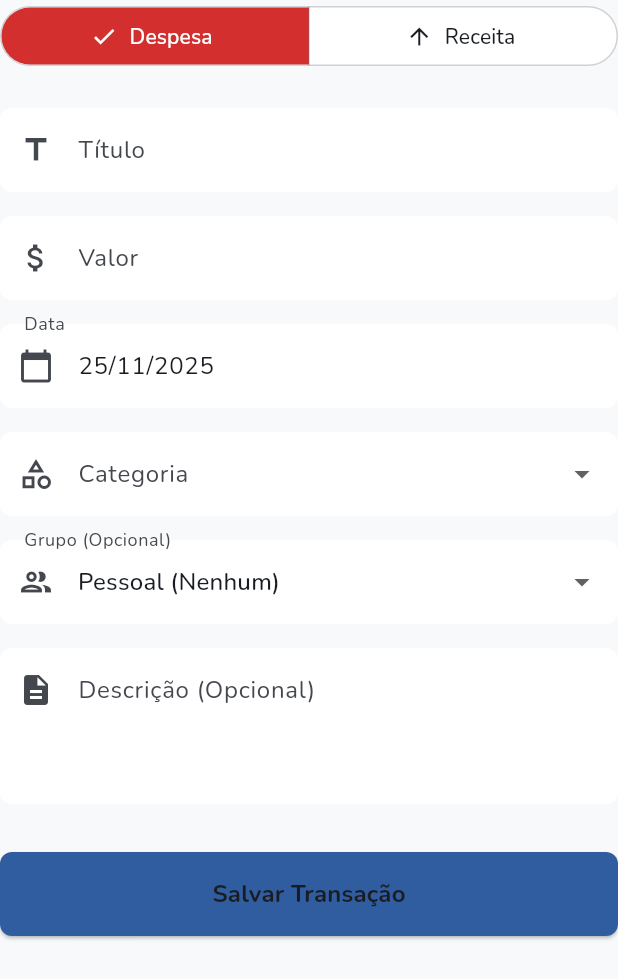
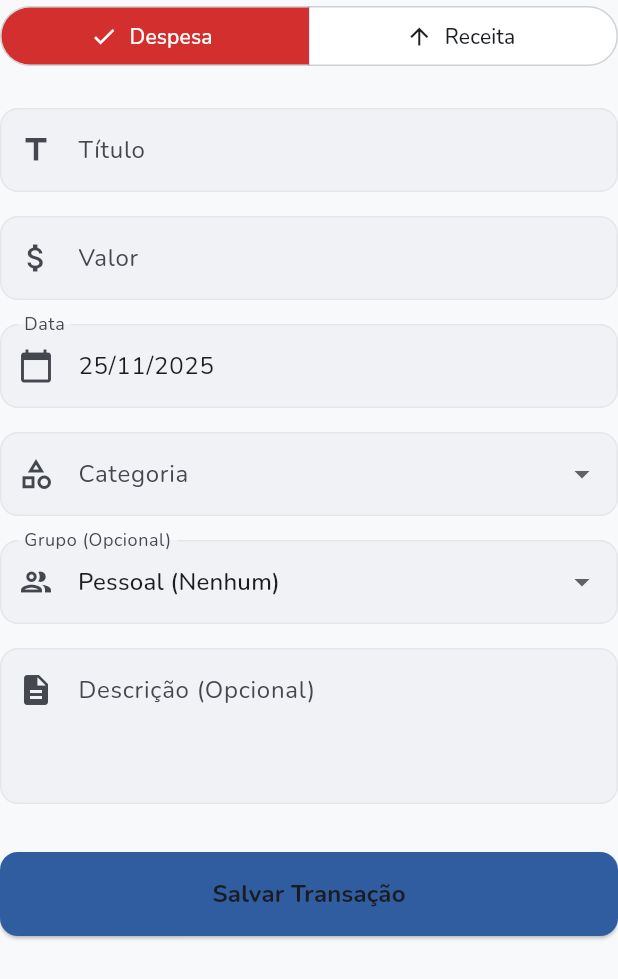
Before and after one commit to Vinicius-b-oliveira/sincro-app, a Flutter app: the AddTransactionForm widget shown alone on an empty page, opened directly, on a phone screen of 412 x 824 dp. Shown: the top 979 px of the screen. Run offline on Flutter 3.47's test engine with Material 3 defaults, Android fonts, the phone set to English and light mode, and no system bars; our stand-ins replace device_info_plus, dio, fl_chart, flutter_dotenv, flutter_hooks, flutter_secure_storage and 8 more; accounts and stored records are empty; generated files the repository leaves out were written again; network calls fail.

Commit message:
fix(transactions): corrige crash no dropdown de grupos e melhora contraste dos inputs no tema claro

```diff
--- a/lib/features/transactions/presentation/widgets/add_transaction_form.dart
+++ b/lib/features/transactions/presentation/widgets/add_transaction_form.dart
@@ -4,6 +4,8 @@ import 'package:hooks_riverpod/hooks_riverpod.dart';
 import 'package:intl/intl.dart';
 import 'package:sincro/core/constants/transaction_categories.dart';
 import 'package:sincro/core/enums/transaction_type.dart';
+import 'package:sincro/core/session/session_notifier.dart';
+import 'package:sincro/core/session/session_state.dart';
 import 'package:sincro/core/utils/currency_input_formatter.dart';
 import 'package:sincro/core/utils/validators.dart';
 import 'package:sincro/features/transactions/presentation/viewmodels/add_transaction/add_transaction_viewmodel.dart';
@@ -13,6 +15,9 @@ class AddTransactionForm extends HookConsumerWidget {
 
   @override
   Widget build(BuildContext context, WidgetRef ref) {
+    final sessionState = ref.watch(sessionProvider);
+    final currentUser = sessionState.whenOrNull(authenticated: (u) => u);
+
     final titleController = useTextEditingController();
     final descriptionController = useTextEditingController();
     final amountController = useTextEditingController();
@@ -22,7 +27,9 @@ class AddTransactionForm extends HookConsumerWidget {
 
     final transactionType = useState(TransactionType.expense);
     final selectedDate = useState(DateTime.now());
-    final selectedGroupId = useState<int?>(null);
+
+    final selectedGroupId = useState<int?>(currentUser?.favoriteGroupId);
+
     final selectedCategory = useState<String?>(null);
 
     final autovalidateMode = useState(AutovalidateMode.disabled);
@@ -35,6 +42,11 @@ class AddTransactionForm extends HookConsumerWidget {
     final theme = Theme.of(context);
     final colorScheme = theme.colorScheme;
     final textTheme = theme.textTheme;
+
+    final safeGroupId =
+        availableGroups.any((g) => g.id == selectedGroupId.value)
+        ? selectedGroupId.value
+        : null;
 
     final currentCategories = transactionType.value == TransactionType.income
         ? TransactionCategories.income
@@ -73,6 +85,34 @@ class AddTransactionForm extends HookConsumerWidget {
       } else {
         autovalidateMode.value = AutovalidateMode.onUserInteraction;
       }
+    }
+
+    InputDecoration buildInputDecoration({
+      required String label,
+      IconData? prefixIcon,
+      String? hintText,
+    }) {
+      return InputDecoration(
+        labelText: label,
+        hintText: hintText,
+        prefixIcon: prefixIcon != null ? Icon(prefixIcon) : null,
+        filled: true,
+        fillColor: colorScheme.surfaceContainerHighest.withValues(alpha: 0.3),
+        border: OutlineInputBorder(
+          borderRadius: BorderRadius.circular(12),
+          borderSide: BorderSide.none,
+        ),
+        enabledBorder: OutlineInputBorder(
+          borderRadius: BorderRadius.circular(12),
+          borderSide: BorderSide(
+            color: colorScheme.outline.withValues(alpha: 0.1),
+          ),
+        ),
+        focusedBorder: OutlineInputBorder(
+          borderRadius: BorderRadius.circular(12),
+          borderSide: BorderSide(color: colorScheme.primary, width: 2),
+        ),
+      );
     }
 
     return Form(
@@ -116,10 +156,10 @@ class AddTransactionForm extends HookConsumerWidget {
           TextFormField(
             controller: titleController,
             textCapitalization: TextCapitalization.sentences,
-            decoration: const InputDecoration(
-              labelText: 'Título',
+            decoration: buildInputDecoration(
+              label: 'Título',
               hintText: 'Ex: Almoço, Salário',
-              prefixIcon: Icon(Icons.title),
+              prefixIcon: Icons.title,
             ),
             validator: AppValidators.required('Informe um título'),
           ),
@@ -129,9 +169,9 @@ class AddTransactionForm extends HookConsumerWidget {
             controller: amountController,
             keyboardType: TextInputType.number,
             inputFormatters: [CurrencyInputFormatter()],
-            decoration: const InputDecoration(
-              labelText: 'Valor',
-              prefixIcon: Icon(Icons.attach_money),
+            decoration: buildInputDecoration(
+              label: 'Valor',
+              prefixIcon: Icons.attach_money,
             ),
             validator: AppValidators.compose([
               AppValidators.required('Informe o valor'),
@@ -148,9 +188,9 @@ class AddTransactionForm extends HookConsumerWidget {
           TextFormField(
             controller: dateController,
             readOnly: true,
-            decoration: const InputDecoration(
-              labelText: 'Data',
-              prefixIcon: Icon(Icons.calendar_today),
+            decoration: buildInputDecoration(
+              label: 'Data',
+              prefixIcon: Icons.calendar_today,
             ),
             onTap: () async {
               final picked = await showDatePicker(
@@ -169,9 +209,9 @@ class AddTransactionForm extends HookConsumerWidget {
 
           DropdownButtonFormField<String>(
             initialValue: selectedCategory.value,
-            decoration: const InputDecoration(
-              labelText: 'Categoria',
-              prefixIcon: Icon(Icons.category_outlined),
+            decoration: buildInputDecoration(
+              label: 'Categoria',
+              prefixIcon: Icons.category_outlined,
             ),
             items: currentCategories.map((category) {
               return DropdownMenuItem(
@@ -186,10 +226,10 @@ class AddTransactionForm extends HookConsumerWidget {
           const SizedBox(height: 16),
 
           DropdownButtonFormField<int>(
-            initialValue: selectedGroupId.value,
-            decoration: const InputDecoration(
-              labelText: 'Grupo (Opcional)',
-              prefixIcon: Icon(Icons.group_outlined),
+            initialValue: safeGroupId,
+            decoration: buildInputDecoration(
+              label: 'Grupo (Opcional)',
+              prefixIcon: Icons.group_outlined,
             ),
             items: [
               const DropdownMenuItem<int>(
@@ -211,14 +251,17 @@ class AddTransactionForm extends HookConsumerWidget {
             controller: descriptionController,
             maxLines: 3,
             textCapitalization: TextCapitalization.sentences,
-            decoration: const InputDecoration(
-              labelText: 'Descrição (Opcional)',
-              alignLabelWithHint: true,
-              prefixIcon: Padding(
-                padding: EdgeInsets.only(bottom: 48),
-                child: Icon(Icons.description),
-              ),
-            ),
+            decoration:
+                buildInputDecoration(
+                  label: 'Descrição (Opcional)',
+                  prefixIcon: Icons.description,
+                ).copyWith(
+                  alignLabelWithHint: true,
+                  prefixIcon: const Padding(
+                    padding: EdgeInsets.only(bottom: 48),
+                    child: Icon(Icons.description),
+                  ),
+                ),
           ),
           const SizedBox(height: 32),
 
@@ -228,6 +271,9 @@ class AddTransactionForm extends HookConsumerWidget {
               padding: const EdgeInsets.symmetric(vertical: 16),
               backgroundColor: colorScheme.primary,
               foregroundColor: colorScheme.onPrimary,
+              shape: RoundedRectangleBorder(
+                borderRadius: BorderRadius.circular(12),
+              ),
             ),
             child: isLoading
                 ? SizedBox(
```
Also changed, not shown: lib/features/profile/presentation/widgets/favorite_group_bottom_sheet.dart (+38 -14 lines), lib/features/transactions/presentation/view/history_view.dart (+6 -12 lines).
